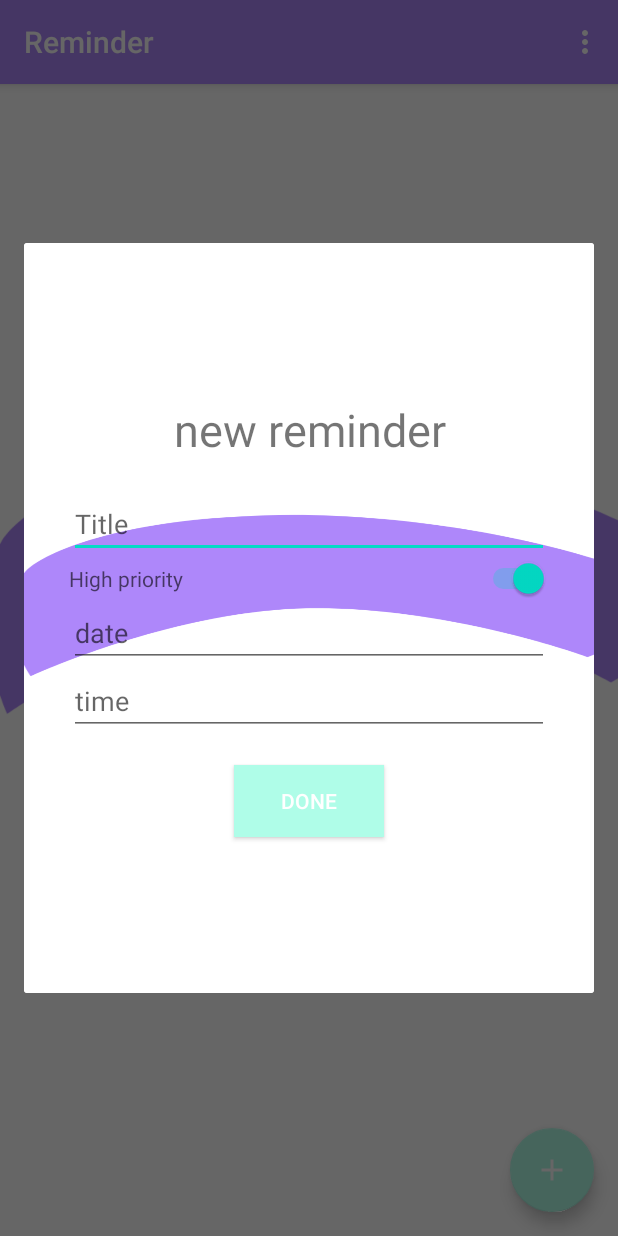
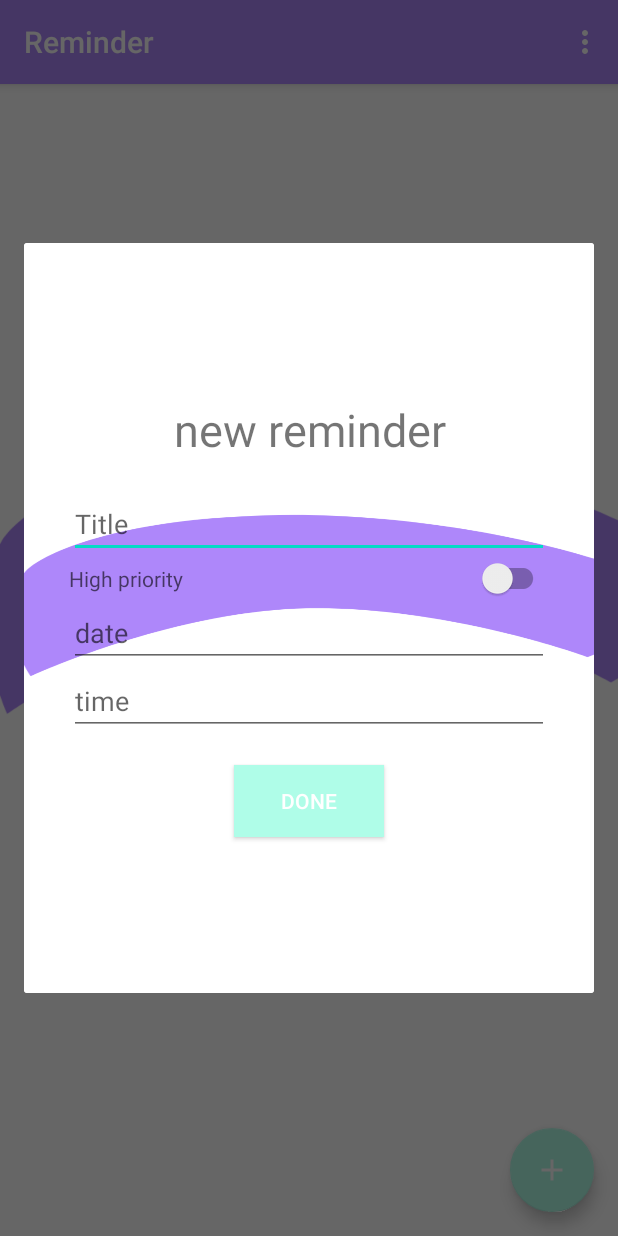
Before and after one commit to LatifahAlomar/Reminder, an Android app: the screen it shows after launch (MainActivity), after a tap on an icon or button, on a phone screen of 412 x 824 dp. Run offline under Robolectric (Android 15) with nearby library versions, the phone set to English and light mode, and no system bars.

Commit message:
sweet commit with sweet devs

```diff
--- a/Reminder/app/src/main/res/layout/add_reminder_dialog.xml
+++ b/Reminder/app/src/main/res/layout/add_reminder_dialog.xml
@@ -37,16 +37,15 @@
             android:selectAllOnFocus="true"
             android:singleLine="false" />
 
-        <Switch
+        <androidx.appcompat.widget.SwitchCompat
             android:id="@+id/PrioritySwitch"
             android:layout_width="match_parent"
             android:layout_height="wrap_content"
             android:layout_marginLeft="30dp"
             android:layout_marginRight="30dp"
             android:ems="10"
-            android:hint="High priority"
-            android:singleLine="false"
-            android:checked="true"/>
+            android:hint="@string/high_priority"
+           />
 
         <EditText
             android:id="@+id/dateInput"
--- a/Reminder/app/src/main/res/values/strings.xml
+++ b/Reminder/app/src/main/res/values/strings.xml
@@ -9,4 +9,5 @@
 
     <string name="hello_first_fragment">Hello first fragment</string>
     <string name="hello_second_fragment">Hello second fragment. Arg: %1$s</string>
+    <string name="high_priority">High priority</string>
 </resources>
```
Also changed, not shown: Reminder/app/src/main/java/com/example/reminder/MainActivity.java (+7 -11 lines), 33 other files.
